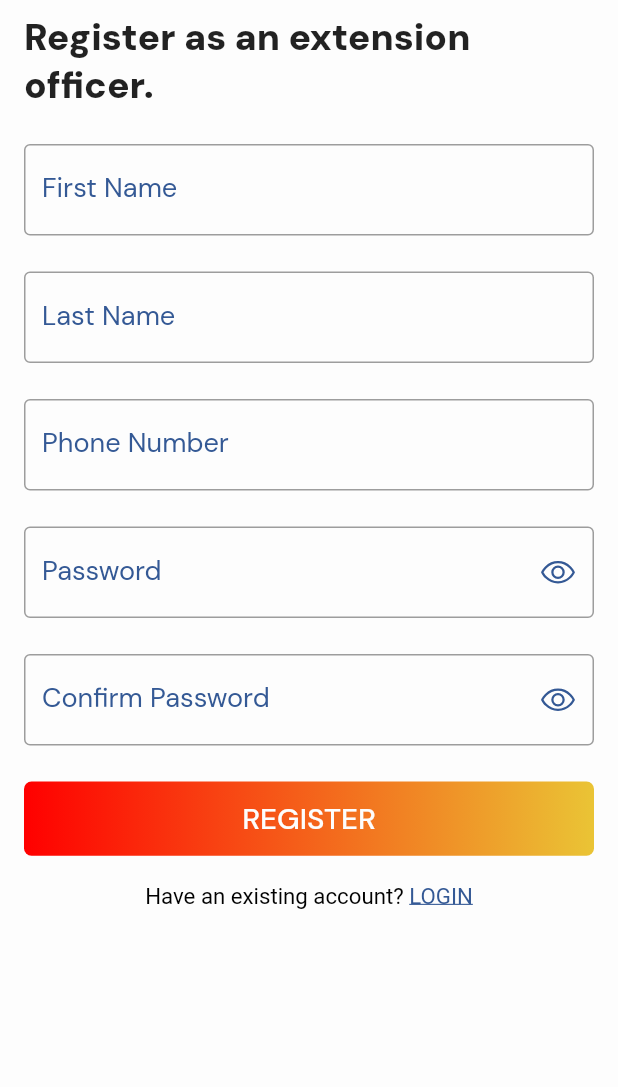
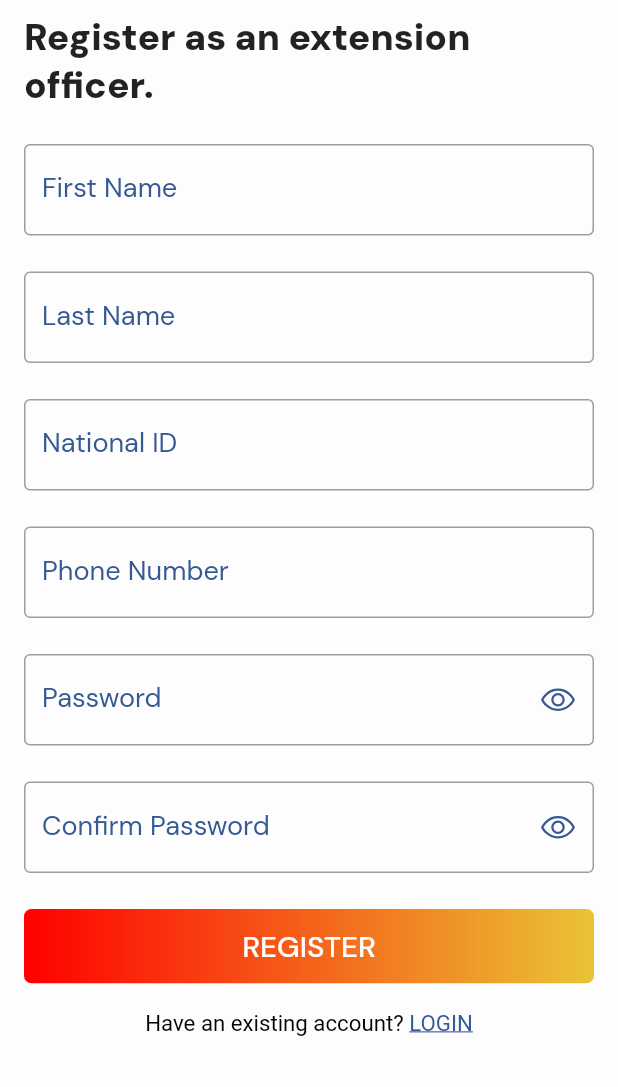
Before and after one commit to podii-community/e-poultry, a Flutter app: the ExtensionOfficer screen opened directly, on a phone screen of 412 x 824 dp, the part 149-1236 px from its top. Run offline on Flutter 3.47's test engine with Material 2 defaults, Android fonts, the phone set to English and light mode, and no system bars; our stand-ins replace dropdown_search, flutter_form_builder, fluttertoast, form_builder_validators, geolocator, get and 7 more; missing offline and left inert: string_extensions; accounts and stored records are empty.

Commit message:
Extension Ofiicer can sign up

```diff
--- a/lib/pages/onboarding/reg_forms/extension_officer.dart
+++ b/lib/pages/onboarding/reg_forms/extension_officer.dart
@@ -129,6 +129,32 @@ class _ExtensionOfficerState extends State<ExtensionOfficer> {
                           },
                           decoration: InputDecoration(
                               labelText: "Last Name",
+                              labelStyle: TextStyle(
+                                  fontSize: 2.2.h,
+                                  color: CustomColors.secondary),
+                              border: OutlineInputBorder(
+                                  borderSide: BorderSide(
+                                      width: 0.3.w,
+                                      color: CustomColors.secondary)),
+                              focusedBorder: OutlineInputBorder(
+                                  borderSide: BorderSide(
+                                      width: 0.3.w,
+                                      color: CustomColors.secondary))),
+                        ),
+                        const SizedBox(
+                          height: CustomSpacing.s3,
+                        ),
+                        TextFormField(
+                          keyboardType: TextInputType.text,
+                          controller: lastName,
+                          validator: (String? value) {
+                            if (value!.isEmpty) {
+                              return 'National ID is required';
+                            }
+                            return null;
+                          },
+                          decoration: InputDecoration(
+                              labelText: "National ID",
                               labelStyle: TextStyle(
                                   fontSize: 2.2.h,
                                   color: CustomColors.secondary),
```
